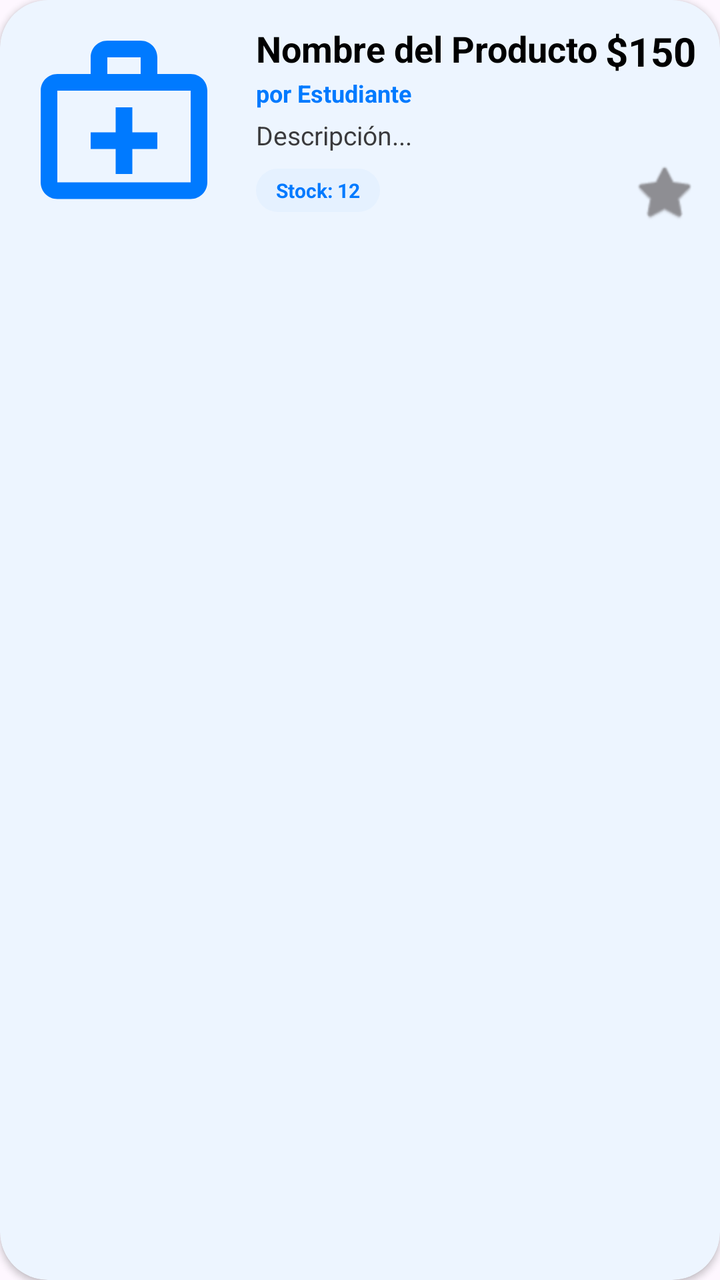
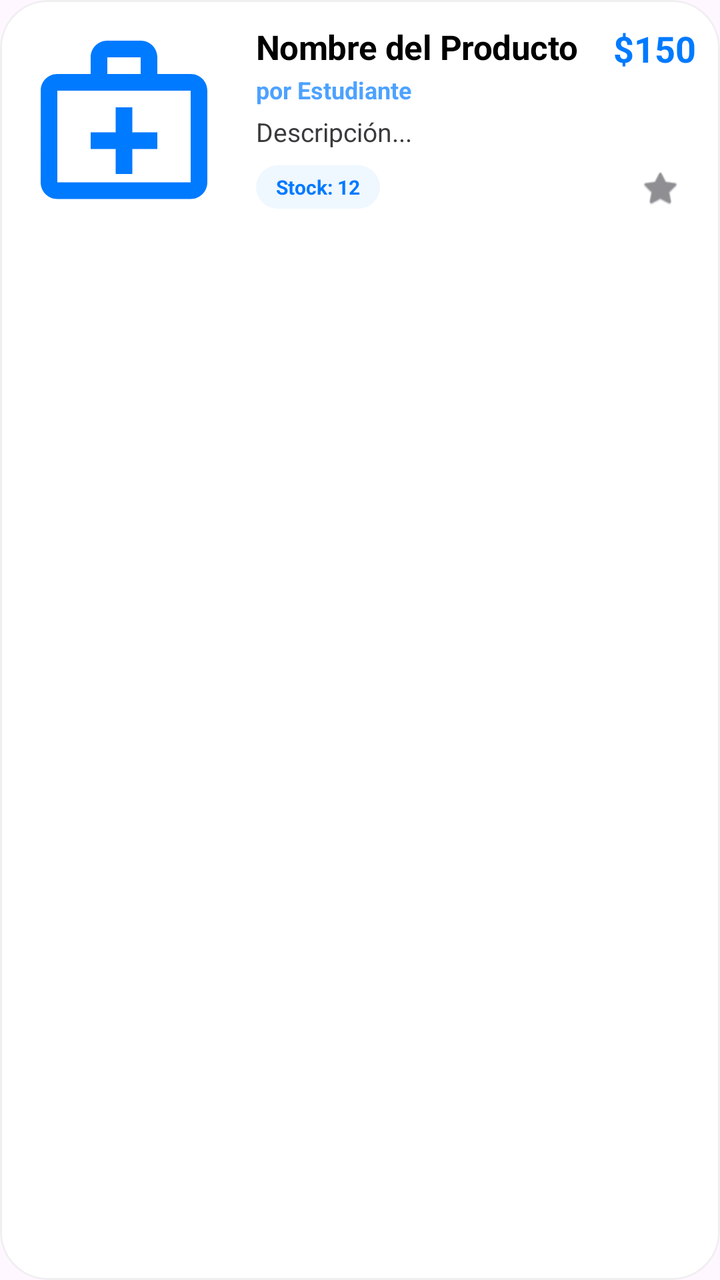

Two renders of the same Android screen: before a commit and after it. Below are the layout's source before the change and the commit's diff.
<!-- AndroidManifest.xml: application theme Theme.ActividadMenu -->
<!-- res/layout/item_producto.xml -->
<?xml version="1.0" encoding="utf-8"?>
<com.google.android.material.card.MaterialCardView xmlns:android="http://schemas.android.com/apk/res/android"
    xmlns:app="http://schemas.android.com/apk/res-auto"
    android:layout_width="match_parent"
    android:layout_height="wrap_content"
    android:layout_marginHorizontal="16dp"
    android:layout_marginVertical="8dp"
    app:cardCornerRadius="24dp"
    app:cardElevation="2dp"
    app:strokeWidth="0dp"
    app:cardBackgroundColor="@color/surface">

    <androidx.constraintlayout.widget.ConstraintLayout
        android:layout_width="match_parent"
        android:layout_height="wrap_content"
        android:padding="12dp">

        <com.google.android.material.imageview.ShapeableImageView
            android:id="@+id/ivProducto"
            android:layout_width="100dp"
            android:layout_height="100dp"
            android:scaleType="centerCrop"
            android:src="@drawable/ic_product_placeholder"
            app:shapeAppearanceOverlay="@style/ShapeAppearance.Custom.Medium"
            app:layout_constraintStart_toStartOf="parent"
            app:layout_constraintTop_toTopOf="parent"
            app:layout_constraintBottom_toBottomOf="parent" />

        <TextView
            android:id="@+id/tvNombreProducto"
            android:layout_width="0dp"
            android:layout_height="wrap_content"
            android:text="Nombre del Producto"
            android:textSize="18sp"
            android:textStyle="bold"
            android:textColor="@color/text_primary"
            android:layout_marginStart="16dp"
            app:layout_constraintStart_toEndOf="@id/ivProducto"
            app:layout_constraintTop_toTopOf="parent"
            app:layout_constraintEnd_toStartOf="@id/tvPrecioProducto" />

        <TextView
            android:id="@+id/tvVendedor"
            android:layout_width="0dp"
            android:layout_height="wrap_content"
            android:text="por Estudiante"
            android:textSize="12sp"
            android:textColor="@color/primary"
            android:textStyle="bold"
            android:layout_marginStart="16dp"
            android:layout_marginTop="2dp"
            app:layout_constraintStart_toEndOf="@id/ivProducto"
            app:layout_constraintTop_toBottomOf="@id/tvNombreProducto"
            app:layout_constraintEnd_toEndOf="parent" />

        <TextView
            android:id="@+id/tvDescripcionProducto"
            android:layout_width="0dp"
            android:layout_height="wrap_content"
            android:text="Descripción..."
            android:textSize="13sp"
            android:textColor="@color/text_secondary"
            android:maxLines="1"
            android:ellipsize="end"
            android:layout_marginStart="16dp"
            android:layout_marginTop="4dp"
            app:layout_constraintStart_toEndOf="@id/ivProducto"
            app:layout_constraintTop_toBottomOf="@id/tvVendedor"
            app:layout_constraintEnd_toEndOf="parent" />

        <TextView
            android:id="@+id/tvStockProducto"
            android:layout_width="wrap_content"
            android:layout_height="wrap_content"
            android:text="Stock: 12"
            android:textSize="10sp"
            android:textStyle="bold"
            android:textColor="@color/primary"
            android:background="@drawable/badge_rounded_bg"
            android:backgroundTint="@color/primary_container"
            android:paddingHorizontal="10dp"
            android:paddingVertical="4dp"
            android:layout_marginStart="16dp"
            android:layout_marginTop="8dp"
            app:layout_constraintStart_toEndOf="@id/ivProducto"
            app:layout_constraintTop_toBottomOf="@id/tvDescripcionProducto" />

        <TextView
            android:id="@+id/tvPrecioProducto"
            android:layout_width="wrap_content"
            android:layout_height="wrap_content"
            android:text="$150"
            android:textSize="20sp"
            android:textStyle="bold"
            android:textColor="@color/text_primary"
            app:layout_constraintTop_toTopOf="parent"
            app:layout_constraintEnd_toEndOf="parent" />

        <LinearLayout
            android:layout_width="wrap_content"
            android:layout_height="wrap_content"
            android:orientation="horizontal"
            app:layout_constraintBottom_toBottomOf="parent"
            app:layout_constraintEnd_toEndOf="parent">

            <ImageView
                android:id="@+id/ivFavorite"
                android:layout_width="32dp"
                android:layout_height="32dp"
                android:src="@android:drawable/btn_star_big_off"
                app:tint="@color/text_hint"
                android:clickable="true"
                android:focusable="true"
                android:background="?attr/selectableItemBackgroundBorderless" />

            <ImageButton
                android:id="@+id/btnEliminarProducto"
                android:layout_width="32dp"
                android:layout_height="32dp"
                android:layout_marginStart="8dp"
                android:background="?attr/selectableItemBackgroundBorderless"
                android:src="@android:drawable/ic_menu_delete"
                app:tint="#FF5252"
                android:visibility="gone" />
        </LinearLayout>

    </androidx.constraintlayout.widget.ConstraintLayout>
</com.google.android.material.card.MaterialCardView>
<!-- resources referenced by this layout -->
<resources>
  <color name="primary">#007AFF</color>
  <color name="primary_container">#E5F1FF</color>
  <color name="surface">#FFFFFF</color>
  <color name="text_hint">#8E8E93</color>
  <color name="text_primary">#000000</color>
  <color name="text_secondary">#3A3A3C</color>
  <!-- drawable badge_rounded_bg (drawable) -->
  <?xml version="1.0" encoding="utf-8"?>
  <shape xmlns:android="http://schemas.android.com/apk/res/android">
      <solid android:color="@color/badge_bg" />
      <corners android:radius="20dp" />
  </shape>
  <!-- drawable ic_product_placeholder (drawable) -->
  <?xml version="1.0" encoding="utf-8"?>
  <vector xmlns:android="http://schemas.android.com/apk/res/android"
      android:width="24dp"
      android:height="24dp"
      android:viewportWidth="24"
      android:viewportHeight="24"
      android:tint="@color/primary">
      <path
          android:fillColor="@android:color/white"
          android:pathData="M20,6h-4L16,4c0,-1.11 -0.89,-2 -2,-2h-4c-1.11,0 -2,0.89 -2,2v2L4,6c-1.11,0 -1.99,0.89 -1.99,2L2,19c0,1.11 0.89,2 2,2h16c1.11,0 2,-0.89 2,-2L22,8c0,-1.11 -0.89,-2 -2,-2zM10,4h4v2h-4L10,4zM20,19L4,19L4,8h16v11zM13,10h-2v3L8,13v2h3v3h2v-3h3v-2h-3z"/>
  </vector>
  <style name="ShapeAppearance.Custom.Medium" parent="ShapeAppearance.Material3.MediumComponent">
          <item name="cornerFamily">rounded</item>
          <item name="cornerSize">16dp</item>
      </style>
  <style name="Theme.ActividadMenu" parent="Base.Theme.ActividadMenu" />
  <color name="badge_bg">#E5E5EA</color>
  <style name="Base.Theme.ActividadMenu" parent="Theme.Material3.DayNight.NoActionBar">
          <item name="colorPrimary">@color/primary</item>
          <item name="colorPrimaryDark">@color/primary_dark</item>
          <item name="colorOnPrimary">@color/text_on_primary</item>
          
          
          <item name="colorSurface">@color/surface</item>
          <item name="colorSurfaceVariant">@color/surface_variant</item>
          <item name="colorOnSurface">@color/text_primary</item>
          <item name="colorOnSurfaceVariant">@color/text_secondary</item>
          <item name="colorOutline">@color/divider</item>
  
          <item name="android:statusBarColor">@color/primary</item>
          <item name="android:windowLightStatusBar">true</item>
          <item name="android:navigationBarColor">@color/background</item>
      </style>
  <color name="primary_dark">#0056B3</color>
  <color name="text_on_primary">#FFFFFF</color>
  <color name="surface_variant">#E5E5EA</color>
  <color name="divider">#C6C6C8</color>
  <color name="background">#F2F2F7</color>
</resources>

<!-- the commit's change to res/layout/item_producto.xml (unified diff, before → after) -->
@@ -6,8 +6,9 @@
     android:layout_marginHorizontal="16dp"
     android:layout_marginVertical="8dp"
     app:cardCornerRadius="24dp"
-    app:cardElevation="2dp"
-    app:strokeWidth="0dp"
+    app:cardElevation="0dp"
+    app:strokeWidth="1dp"
+    app:strokeColor="#10000000"
     app:cardBackgroundColor="@color/surface">
 
     <androidx.constraintlayout.widget.ConstraintLayout
@@ -30,13 +31,14 @@
             android:id="@+id/tvNombreProducto"
             android:layout_width="0dp"
             android:layout_height="wrap_content"
+            android:layout_marginStart="16dp"
             android:text="Nombre del Producto"
-            android:textSize="18sp"
+            android:textSize="17sp"
             android:textStyle="bold"
             android:textColor="@color/text_primary"
-            android:layout_marginStart="16dp"
+            android:letterSpacing="-0.01"
             app:layout_constraintStart_toEndOf="@id/ivProducto"
-            app:layout_constraintTop_toTopOf="parent"
+            app:layout_constraintTop_toTopOf="@id/ivProducto"
             app:layout_constraintEnd_toStartOf="@id/tvPrecioProducto" />
 
         <TextView
@@ -47,6 +49,7 @@
             android:textSize="12sp"
             android:textColor="@color/primary"
             android:textStyle="bold"
+            android:alpha="0.7"
             android:layout_marginStart="16dp"
             android:layout_marginTop="2dp"
             app:layout_constraintStart_toEndOf="@id/ivProducto"
@@ -77,7 +80,7 @@
             android:textStyle="bold"
             android:textColor="@color/primary"
             android:background="@drawable/badge_rounded_bg"
-            android:backgroundTint="@color/primary_container"
+            android:backgroundTint="#10007AFF"
             android:paddingHorizontal="10dp"
             android:paddingVertical="4dp"
             android:layout_marginStart="16dp"
@@ -90,23 +93,25 @@
             android:layout_width="wrap_content"
             android:layout_height="wrap_content"
             android:text="$150"
-            android:textSize="20sp"
+            android:textSize="18sp"
             android:textStyle="bold"
-            android:textColor="@color/text_primary"
-            app:layout_constraintTop_toTopOf="parent"
+            android:textColor="@color/primary"
+            app:layout_constraintTop_toTopOf="@+id/tvNombreProducto"
             app:layout_constraintEnd_toEndOf="parent" />
 
         <LinearLayout
             android:layout_width="wrap_content"
             android:layout_height="wrap_content"
             android:orientation="horizontal"
+            android:gravity="center_vertical"
             app:layout_constraintBottom_toBottomOf="parent"
             app:layout_constraintEnd_toEndOf="parent">
 
             <ImageView
                 android:id="@+id/ivFavorite"
-                android:layout_width="32dp"
-                android:layout_height="32dp"
+                android:layout_width="36dp"
+                android:layout_height="36dp"
+                android:padding="8dp"
                 android:src="@android:drawable/btn_star_big_off"
                 app:tint="@color/text_hint"
                 android:clickable="true"
@@ -115,9 +120,10 @@
 
             <ImageButton
                 android:id="@+id/btnEliminarProducto"
-                android:layout_width="32dp"
-                android:layout_height="32dp"
-                android:layout_marginStart="8dp"
+                android:layout_width="36dp"
+                android:layout_height="36dp"
+                android:layout_marginStart="4dp"
+                android:padding="8dp"
                 android:background="?attr/selectableItemBackgroundBorderless"
                 android:src="@android:drawable/ic_menu_delete"
                 app:tint="#FF5252"
<!-- resource entries referenced after the edit -->
@@ -1,7 +1,6 @@
 <!-- resources referenced by this layout -->
 <resources>
   <color name="primary">#007AFF</color>
-  <color name="primary_container">#E5F1FF</color>
   <color name="surface">#FFFFFF</color>
   <color name="text_hint">#8E8E93</color>
   <color name="text_primary">#000000</color>
@@ -24,7 +23,7 @@
           android:fillColor="@android:color/white"
           android:pathData="M20,6h-4L16,4c0,-1.11 -0.89,-2 -2,-2h-4c-1.11,0 -2,0.89 -2,2v2L4,6c-1.11,0 -1.99,0.89 -1.99,2L2,19c0,1.11 0.89,2 2,2h16c1.11,0 2,-0.89 2,-2L22,8c0,-1.11 -0.89,-2 -2,-2zM10,4h4v2h-4L10,4zM20,19L4,19L4,8h16v11zM13,10h-2v3L8,13v2h3v3h2v-3h3v-2h-3z"/>
   </vector>
-  <style name="ShapeAppearance.Custom.Medium" parent="ShapeAppearance.Material3.MediumComponent">
+  <style name="ShapeAppearance.Custom.Medium" parent="">
           <item name="cornerFamily">rounded</item>
           <item name="cornerSize">16dp</item>
       </style>
@@ -34,14 +33,11 @@
           <item name="colorPrimary">@color/primary</item>
           <item name="colorPrimaryDark">@color/primary_dark</item>
           <item name="colorOnPrimary">@color/text_on_primary</item>
-          
-          
           <item name="colorSurface">@color/surface</item>
           <item name="colorSurfaceVariant">@color/surface_variant</item>
           <item name="colorOnSurface">@color/text_primary</item>
           <item name="colorOnSurfaceVariant">@color/text_secondary</item>
           <item name="colorOutline">@color/divider</item>
-  
           <item name="android:statusBarColor">@color/primary</item>
           <item name="android:windowLightStatusBar">true</item>
           <item name="android:navigationBarColor">@color/background</item>
